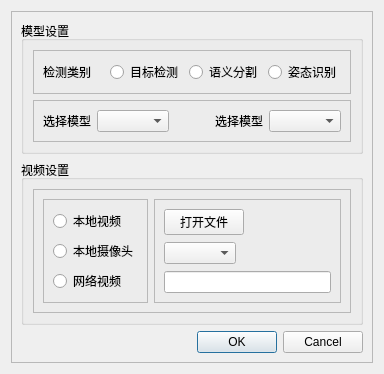
Before: the Qt Designer form ui/player_setting_dialog.ui in claudehotline/pyside6-video-player, drawn with Qt 5.
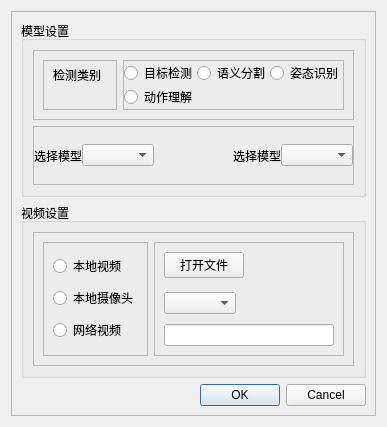
After: the same form once the commit is applied.

The edit to the form file:
```diff
--- a/ui/player_setting_dialog.ui
+++ b/ui/player_setting_dialog.ui
@@ -6,8 +6,8 @@
    <rect>
     <x>0</x>
     <y>0</y>
-    <width>384</width>
-    <height>348</height>
+    <width>387</width>
+    <height>427</height>
    </rect>
   </property>
   <property name="windowTitle">
@@ -39,31 +39,104 @@
            </property>
            <layout class="QHBoxLayout" name="horizontalLayout">
             <item>
-             <widget class="QLabel" name="detectType">
-              <property name="text">
-               <string>检测类别</string>
+             <widget class="QFrame" name="frame_4">
+              <property name="maximumSize">
+               <size>
+                <width>80</width>
+                <height>16777215</height>
+               </size>
               </property>
-             </widget>
-            </item>
-            <item>
-             <widget class="QRadioButton" name="detection">
-              <property name="text">
-               <string>目标检测</string>
+              <property name="frameShape">
+               <enum>QFrame::StyledPanel</enum>
               </property>
-             </widget>
-            </item>
-            <item>
-             <widget class="QRadioButton" name="segmentation">
-              <property name="text">
-               <string>语义分割</string>
+              <property name="frameShadow">
+               <enum>QFrame::Raised</enum>
               </property>
+              <layout class="QVBoxLayout" name="verticalLayout">
+               <property name="topMargin">
+                <number>5</number>
+               </property>
+               <item alignment="Qt::AlignTop">
+                <widget class="QLabel" name="detectType">
+                 <property name="sizePolicy">
+                  <sizepolicy hsizetype="Fixed" vsizetype="Preferred">
+                   <horstretch>0</horstretch>
+                   <verstretch>0</verstretch>
+                  </sizepolicy>
+                 </property>
+                 <property name="text">
+                  <string>检测类别</string>
+                 </property>
+                </widget>
+               </item>
+              </layout>
              </widget>
             </item>
             <item>
-             <widget class="QRadioButton" name="poseRecognition">
-              <property name="text">
-               <string>姿态识别</string>
+             <widget class="QFrame" name="frame_2">
+              <property name="frameShape">
+               <enum>QFrame::StyledPanel</enum>
               </property>
+              <property name="frameShadow">
+               <enum>QFrame::Raised</enum>
+              </property>
+              <layout class="QGridLayout" name="gridLayout">
+               <property name="leftMargin">
+                <number>0</number>
+               </property>
+               <property name="topMargin">
+                <number>0</number>
+               </property>
+               <property name="rightMargin">
+                <number>0</number>
+               </property>
+               <property name="bottomMargin">
+                <number>0</number>
+               </property>
+               <property name="spacing">
+                <number>0</number>
+               </property>
+               <item row="0" column="2">
+                <widget class="QRadioButton" name="poseRecognition">
+                 <property name="text">
+                  <string>姿态识别</string>
+                 </property>
+                </widget>
+               </item>
+               <item row="0" column="1">
+                <widget class="QRadioButton" name="segmentation">
+                 <property name="sizePolicy">
+                  <sizepolicy hsizetype="Fixed" vsizetype="Fixed">
+                   <horstretch>0</horstretch>
+                   <verstretch>0</verstretch>
+                  </sizepolicy>
+                 </property>
+                 <property name="text">
+                  <string>语义分割</string>
+                 </property>
+                </widget>
+               </item>
+               <item row="1" column="0" colspan="3">
+                <widget class="QRadioButton" name="actionRecognition">
+                 <property name="text">
+                  <string>动作理解</string>
+                 </property>
+                </widget>
+               </item>
+               <item row="0" column="0">
+                <widget class="QRadioButton" name="detection">
+                 <property name="sizePolicy">
+                  <sizepolicy hsizetype="Fixed" vsizetype="Preferred">
+                   <horstretch>0</horstretch>
+                   <verstretch>0</verstretch>
+                  </sizepolicy>
+                 </property>
+                 <property name="text">
+                  <string>目标检测</string>
+                 </property>
+                </widget>
+               </item>
+              </layout>
              </widget>
             </item>
            </layout>
@@ -78,6 +151,21 @@
             <enum>QFrame::Raised</enum>
            </property>
            <layout class="QHBoxLayout" name="horizontalLayout_2">
+            <property name="spacing">
+             <number>0</number>
+            </property>
+            <property name="leftMargin">
+             <number>0</number>
+            </property>
+            <property name="topMargin">
+             <number>0</number>
+            </property>
+            <property name="rightMargin">
+             <number>0</number>
+            </property>
+            <property name="bottomMargin">
+             <number>0</number>
+            </property>
             <item>
              <widget class="QLabel" name="model1Label">
               <property name="text">
```
